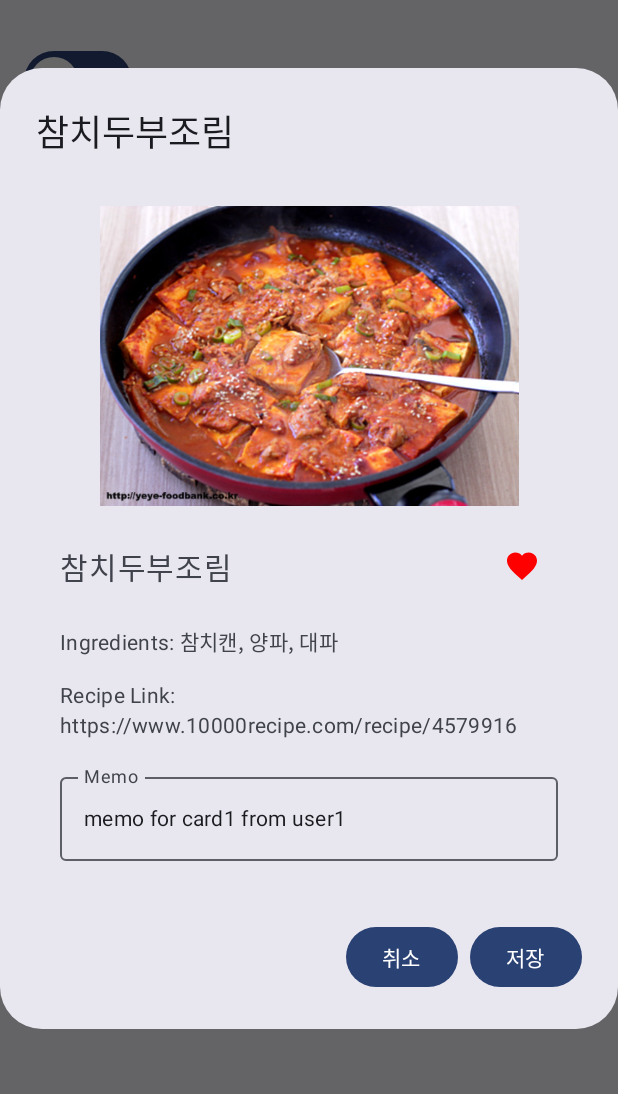
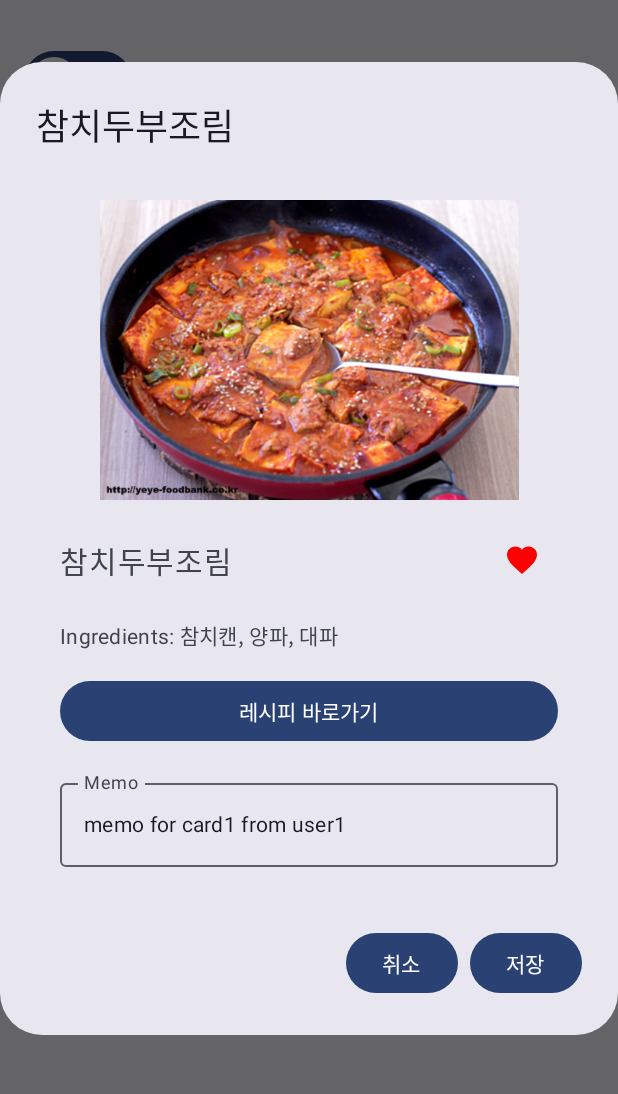
Before and after one commit to seungrae98/MobileProgramming, an Android app built with Jetpack Compose: the FavouriteScreen screen opened through its navigation route, after a tap on "참치두부조림", on a phone screen of 412 x 824 dp, the part 69-1163 px from its top. Run offline under Robolectric (Android 15) with nearby library versions, the phone set to English and light mode, and no system bars; our stand-ins replace Firebase (no records; nobody signed in at launch, a user with empty details on screens opened directly).

Commit message:
레시피 버튼 클릭 시 웹뷰 출력

```diff
--- a/app/src/main/java/com/example/fridgefriend/screen/FavouriteScreen.kt
+++ b/app/src/main/java/com/example/fridgefriend/screen/FavouriteScreen.kt
@@ -123,6 +123,7 @@ fun FavouriteScreen(
         CardDetailDialog(
             card = card,
             onDismissRequest = { selectedCard = null },
+            navController = navController,
             cardDataViewModel = cardDataViewModel,
             userDataViewModel = userDataViewModel,
             userDataDBViewModel = userDataDBViewModel
--- a/app/src/main/java/com/example/fridgefriend/screen/SearchScreen.kt
+++ b/app/src/main/java/com/example/fridgefriend/screen/SearchScreen.kt
@@ -33,11 +33,13 @@ import androidx.lifecycle.viewmodel.compose.viewModel
 import androidx.navigation.NavHostController
 import com.example.fridgefriend.database.UserDataDB
 import com.example.fridgefriend.database.UserDataDBViewModel
+import com.example.fridgefriend.navigation.Routes
 import com.example.fridgefriend.viewmodel.CardData
 import com.example.fridgefriend.viewmodel.CardDataViewModel
 import com.example.fridgefriend.viewmodel.IngredientDataViewModel
 import com.example.fridgefriend.viewmodel.UserData
 import com.example.fridgefriend.viewmodel.UserDataViewModel
+import java.net.URLEncoder
 
 @OptIn(ExperimentalMaterial3Api::class)
 @Composable
@@ -197,6 +199,7 @@ fun SearchScreen(
         CardDetailDialog(
             card = card,
             onDismissRequest = { selectedCard = null },
+            navController = navController,
             cardDataViewModel = cardDataViewModel,
             userDataViewModel = userDataViewModel,
             userDataDBViewModel = userDataDBViewModel
@@ -386,6 +389,7 @@ fun IngredientDialog(
 fun CardDetailDialog(
     card: CardData,
     onDismissRequest: () -> Unit,
+    navController: NavHostController,
     cardDataViewModel: CardDataViewModel,
     userDataViewModel: UserDataViewModel,
     userDataDBViewModel: UserDataDBViewModel
@@ -449,7 +453,17 @@ fun CardDetailDialog(
                 Spacer(modifier = Modifier.height(16.dp))
                 Text(text = "Ingredients: ${card.mainIngredient.joinToString(", ")}")
                 Spacer(modifier = Modifier.height(16.dp))
-                Text(text = "Recipe Link: ${card.recipeLink.joinToString(", ")}")
+                Button(
+                    onClick = {
+                        val url = card.recipeLink[0]
+                        onDismissRequest()
+                        navController.navigate(Routes.WebView.route + "/${URLEncoder.encode(url, "UTF-8")}")
+                    },
+                    modifier = Modifier.fillMaxWidth(),
+                    contentPadding = PaddingValues(horizontal = 8.dp) // Adjust padding as needed
+                ) {
+                    Text(text = "레시피 바로가기")
+                }
                 Spacer(modifier = Modifier.height(16.dp))
                 OutlinedTextField(
                     value = memo,
```
Also changed, not shown: app/src/main/java/com/example/fridgefriend/screen/WebViewScreen.kt (+14 -13 lines).
